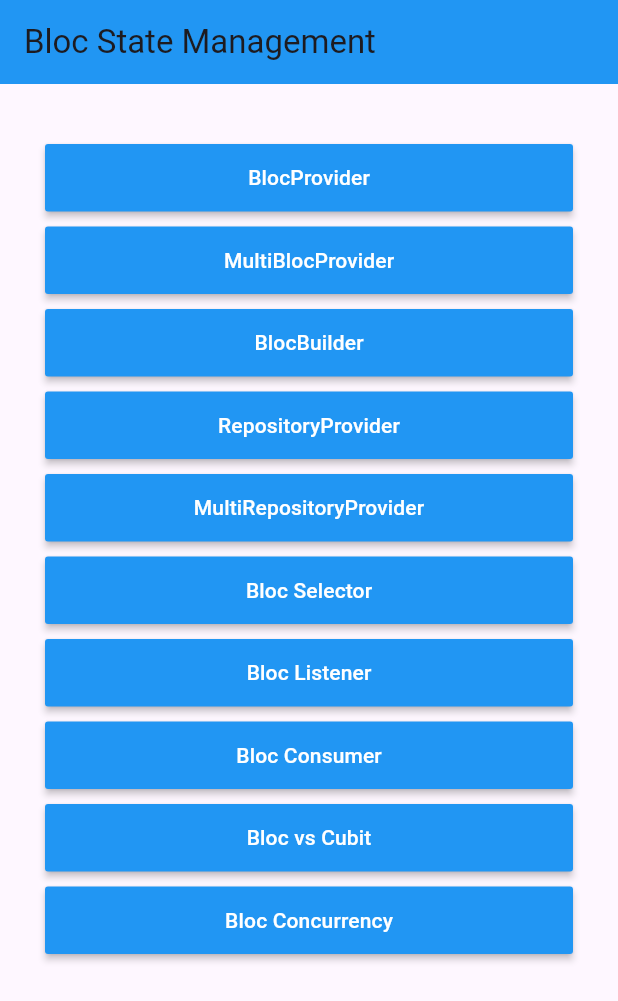
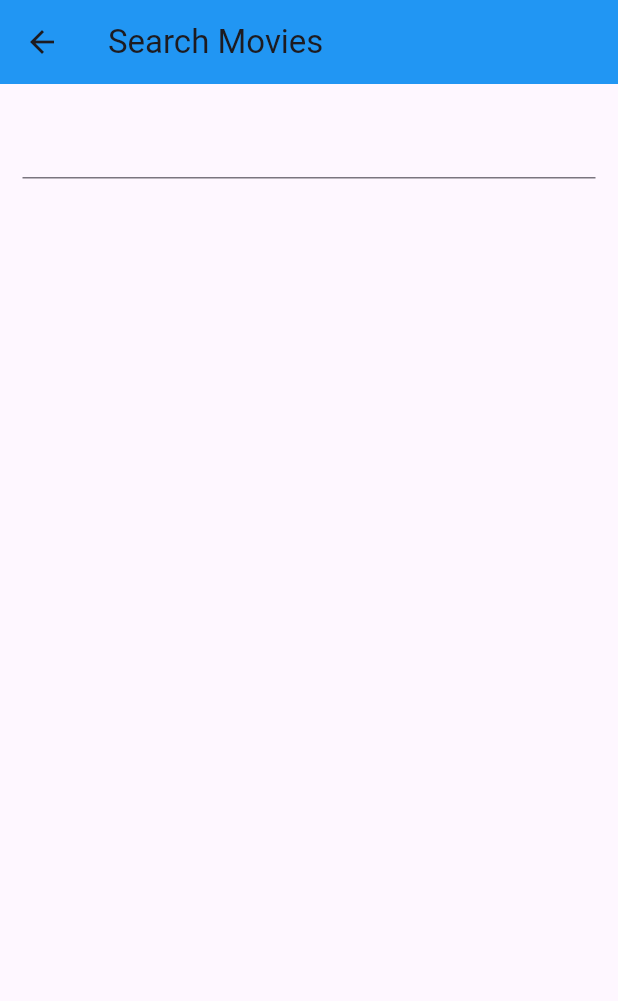
Before and after one commit to kurbanovxurshidbek/flutterdev-lesson26, a Flutter app: the screen it shows after launch, after a tap on "Bloc vs Cubit", on a phone screen of 412 x 824 dp. Shown: the top 1001 px of the screen. Run offline on Flutter 3.47's test engine with Material 3 defaults, Android fonts, the phone set to English and light mode, and no system bars; our stand-ins replace bloc, equatable, flutter_bloc, logger, rxdart.

Commit message:
Bloc vs Cubit Added

```diff
--- /dev/null
+++ b/lib/bloc/movie_bloc.dart
@@ -0,0 +1,41 @@
+import 'package:bloc/bloc.dart';
+import 'package:equatable/equatable.dart';
+import 'package:rxdart/rxdart.dart';
+
+import '../repository/movie_repository.dart';
+import '../services/log_service.dart';
+
+class MovieBloc extends Bloc<SearchMovieEvent, List<String>> {
+  final MovieRepository _movieRepository;
+
+  MovieBloc(this._movieRepository) : super([]) {
+    on<SearchMovieEvent>((event, emit) async {
+      var result = await _movieRepository.search(event.keyword);
+      emit(result);
+    },
+        transformer: (events, mapper) =>
+            events.debounceTime(const Duration(milliseconds: 1000)).flatMap(mapper),
+    );
+  }
+
+  @override
+  void onChange(Change<List<String>> change) {
+    super.onChange(change);
+    LogService.i(change.toString());
+  }
+
+  @override
+  void onTransition(Transition<SearchMovieEvent, List<String>> transition) {
+    super.onTransition(transition);
+    LogService.i(transition.toString());
+  }
+}
+
+class SearchMovieEvent extends Equatable {
+  String keyword;
+
+  SearchMovieEvent(this.keyword);
+
+  @override
+  List<Object?> get props => [];
+}
--- /dev/null
+++ b/lib/bloc/movie_cubit.dart
@@ -0,0 +1,21 @@
+import 'package:bloc/bloc.dart';
+
+import '../repository/movie_repository.dart';
+import '../services/log_service.dart';
+
+class MovieCubit extends Cubit<List<String>> {
+  MovieRepository movieRepository;
+
+  MovieCubit(this.movieRepository) : super([]);
+
+  void search(String keyword) async {
+    var result = await movieRepository.search(keyword);
+    emit(result);
+  }
+
+  @override
+  void onChange(Change<List<String>> change) {
+    super.onChange(change);
+    LogService.i(change.toString());
+  }
+}
--- a/lib/pages/home_page.dart
+++ b/lib/pages/home_page.dart
@@ -5,6 +5,7 @@ import 'package:ngdemo23/pages/lesson3/single_repository_page.dart';
 import 'package:ngdemo23/pages/lesson4/bloc_selector_page.dart';
 import 'package:ngdemo23/pages/lesson5/bloc_listener_page.dart';
 import 'package:ngdemo23/pages/lesson6/bloc_consumer_page.dart';
+import 'package:ngdemo23/pages/lesson7/movie_page.dart';
 
 import 'lesson1/bloc_provider_page.dart';
 import 'lesson1/multi_bloc_provider_page.dart';
@@ -175,7 +176,10 @@ class _HomePageState extends State<HomePage> {
                   color: Colors.blue,
                   textColor: Colors.white,
                   onPressed: () {
-
+                    Navigator.push(
+                      context,
+                      MaterialPageRoute(builder: (_) => const MoviePage()),
+                    );
                   },
                 ),
               ),
--- /dev/null
+++ b/lib/pages/lesson7/movie_page.dart
@@ -0,0 +1,110 @@
+import 'package:flutter/material.dart';
+import 'package:flutter_bloc/flutter_bloc.dart';
+import 'package:ngdemo23/bloc/movie_cubit.dart';
+import 'package:ngdemo23/repository/movie_repository.dart';
+import 'package:ngdemo23/services/log_service.dart';
+
+import '../../bloc/movie_bloc.dart';
+
+class MoviePage extends StatefulWidget {
+  const MoviePage({super.key});
+
+  @override
+  State<MoviePage> createState() => _MoviePageState();
+}
+
+class _MoviePageState extends State<MoviePage> {
+  @override
+  Widget build(BuildContext context) {
+    return RepositoryProvider(
+      create: (context) => MovieRepository(),
+      child: BlocProvider(
+        //create: (context) => MovieBloc(context.read<MovieRepository>()),
+        create: (context) => MovieCubit(context.read<MovieRepository>()),
+        child: SampleCubitPage(),
+      ),
+    );
+  }
+}
+
+class SampleCubitPage extends StatelessWidget {
+  @override
+  Widget build(BuildContext context) {
+    return Scaffold(
+      appBar: AppBar(
+        backgroundColor: Colors.blue,
+        title: const Text("Search Movies"),
+      ),
+      body: Container(
+        padding: const EdgeInsets.all(15),
+        child: Column(
+          children: [
+            TextField(
+              onChanged: (value) {
+                LogService.i(value);
+                context.read<MovieCubit>().search(value);
+              },
+            ),
+            Expanded(
+              child: BlocBuilder<MovieCubit, List<String>>(
+                builder: (context, state) {
+                  return ListView.separated(
+                    itemBuilder: (context, index) => Padding(
+                      padding: const EdgeInsets.all(10),
+                      child: Text(state[index]),
+                    ),
+                    separatorBuilder: (context, index) => const Divider(
+                      color: Colors.grey,
+                    ),
+                    itemCount: state.length,
+                  );
+                },
+              ),
+            ),
+          ],
+        ),
+      ),
+    );
+  }
+}
+
+class SampleBlocPage extends StatelessWidget {
+  @override
+  Widget build(BuildContext context) {
+    return Scaffold(
+      appBar: AppBar(
+        backgroundColor: Colors.blue,
+        title: const Text("Search Movies"),
+      ),
+      body: Container(
+        padding: const EdgeInsets.all(15),
+        child: Column(
+          children: [
+            TextField(
+              onChanged: (value) {
+                LogService.i(value);
+                context.read<MovieBloc>().add(SearchMovieEvent(value));
+              },
+            ),
+            Expanded(
+              child: BlocBuilder<MovieBloc, List<String>>(
+                builder: (context, state) {
+                  return ListView.separated(
+                    itemBuilder: (context, index) => Padding(
+                      padding: const EdgeInsets.all(10),
+                      child: Text(state[index]),
+                    ),
+                    separatorBuilder: (context, index) => const Divider(
+                      color: Colors.grey,
+                    ),
+                    itemCount: state.length,
+                  );
+                },
+              ),
+            ),
+          ],
+        ),
+      ),
+    );
+  }
+}
--- /dev/null
+++ b/lib/repository/movie_repository.dart
@@ -0,0 +1,185 @@
+class MovieRepository {
+  Future<List<String>> search(String keyword) async {
+    await Future.delayed(const Duration(milliseconds: 1000));
+    return searchPreview.where((movie) => movie.contains(keyword)).toList();
+  }
+
+  List<String> searchPreview = const [
+    'Man with breasts',
+    'scissors',
+    'To fall',
+    'In the autumn rain umbrella',
+    'The most ordinary love',
+    'Birth of a Family',
+    'lump sugar',
+    'Ganginam',
+    'Treacherous',
+    'Spy',
+    'Spy Lee Cheol-jin',
+    'cold',
+    'Watchers',
+    'Gangnam 1970',
+    'Wife by the River',
+    'power of Gangwondo',
+    'Steel Team: The Iron Bag of National Salvation',
+    'Steel Rain',
+    'Comedian',
+    'War of the Dogs',
+    'The perfect way to steal a dog',
+    'Holy Genealogy',
+    'Turtle Runs',
+    'Into the mirror',
+    'lie',
+    'The Secret of the Architectural Infinite Hexahedron',
+    'Architecture 101',
+    'Walking King',
+    'Girlfriends',
+    'The prosecutors side story',
+    'Black Priests',
+    'Black House',
+    'Laws of the Game',
+    'Winter Woman',
+    'Decisive one shot',
+    'Marriage is crazy',
+    'Marriage Eve',
+    'boundary',
+    'Gyeongseong School: Disappeared Girls',
+    'Go Go 70',
+    'High School Yagae',
+    'Whale Hunting',
+    'Fly Heo Dong-gu',
+    'I am lady number 77',
+    'I am a cat',
+    'I am the king',
+    'Do not forget me',
+    'Butterfly (2001)',
+    'Butterfly (2003)',
+    'My Dictator',
+    'My Love, My Bride (1990)',
+    'My Love, My Bride (2014)',
+    'My Best Villains',
+    'My PS Partner',
+    'Bad Guy',
+    'Bad Boys: The Movie',
+    'Bad guys die (Korea-China collaboration)',
+    'Bad movie',
+    'Bad blood',
+    'Natalie',
+    'Naratmalssami',
+    'Does the Nakdong River flow?',
+    'Man and Woman',
+    'Antarctic Diary',
+    'Brother and Sisters Summer Night',
+    'Confederate Army',
+    'Namyeong-dong 1985',
+    'The King',
+    'The Terror Live',
+    'The Phone',
+    'Princess Deokhye',
+    'Crucible',
+    'Dorihwaga',
+    'Chopping block Ahn Jung-geun',
+    'Thieves',
+    'Do-re-mi-fa-sol-assi-do',
+    'lizard',
+    'Doheeya',
+    'Singular war',
+    'money',
+    'Take the money and run away',
+    'Dont Cry Mommy',
+    'Take the money and run away',
+    'The Taste of Money',
+    'Come back to Busan Port',
+    'Turning kick',
+    'Dream of Stone',
+    'Dolai',
+    'The Marine Who Never Returns',
+    'Mutation',
+    'sympathy',
+    'Tutoring with peers of the same age',
+    'radio star',
+    'Lala',
+    'The Last Godfather',
+    'Turn on the lighter',
+    'Lucky',
+    'Running Man',
+    'Lena',
+    'Red Shoes',
+    'Red Eye',
+    'Wrestler',
+    'Finding Ronnie',
+    'Romans 8:37',
+    'Robot, sound',
+    'Roller Coaster',
+    'Lucid Dream',
+    'Mind...',
+    'My Way',
+    'My Father',
+    'Mapado',
+    'place of meeting',
+    'Late Autumn',
+    'Late Autumn (1982)',
+    'Late Autumn (2011)',
+    'sea anemone',
+    'Malathon',
+    'A cruel story of silence',
+    'Mangwon-dong Satellite',
+    'Wonderful day',
+    'Roaring Currents',
+    'Mandate: A God-given Mission',
+    'Barefoot Gibong',
+    'manhole',
+    'method',
+    'Monopoly',
+    'Moral sense',
+    'Life Risking Love',
+    'Mokpo is a port',
+    'Do a bungee jump',
+    'Crime City',
+    'War on Crime: The Golden Age of Bad Guys',
+    'Queen of Crime',
+    'Reconstruction of crime',
+    'Berlin',
+    'best seller',
+    'veteran',
+    'Counsel',
+    'Sheriff',
+    'Ordinary person',
+    'Masked Moon Lake',
+    'Vengeance is mine',
+    'Multiple blood clots',
+    'Spring Days Are Gone',
+    'Spring, summer, fall, winter and spring',
+    'Battle of Bongo-dong',
+    'Bongi Kim Seon-dal',
+    'Bongja',
+    'Lawsuit for alimony claim by living widow',
+    'Discovery of life',
+    'Western Front',
+    'Antique Western and Oriental Bakery',
+    'Seopyeonje',
+    'Stone Mansion Murder Case',
+    'Sunday Seoul',
+    'Teacher Kim Bong-du',
+    'Snowpiercer',
+    'island. People who disappeared',
+    'Angry Lawyer',
+    'The Second Coming of the Match Girl',
+    'Alice in Sincere Land',
+    'End of century',
+    'Seven Days',
+    'Small princess',
+    'creeps',
+    'Socialphobia',
+    'Minority opinion',
+    'So-euns Knees',
+    'customer',
+    'wish',
+    'Shocking Number 1',
+    'number',
+    'Suspicious Girl',
+    'Susaek Station',
+    'son',
+    'Operation Arhat'
+  ];
+}
--- a/pubspec.yaml
+++ b/pubspec.yaml
@@ -16,6 +16,8 @@ dependencies:
   bloc: ^8.1.0
   flutter_bloc: ^8.1.1
   equatable: ^2.0.5
+  rxdart: ^0.27.7
+  bloc_concurrency: ^0.2.0
 
 dev_dependencies:
   flutter_test:
```
Also changed, not shown: pubspec.lock.
